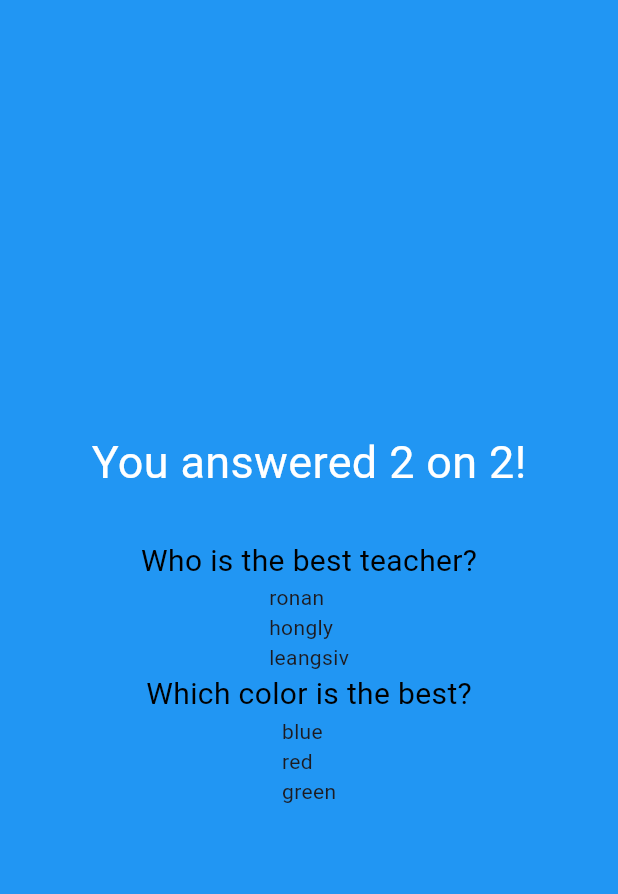
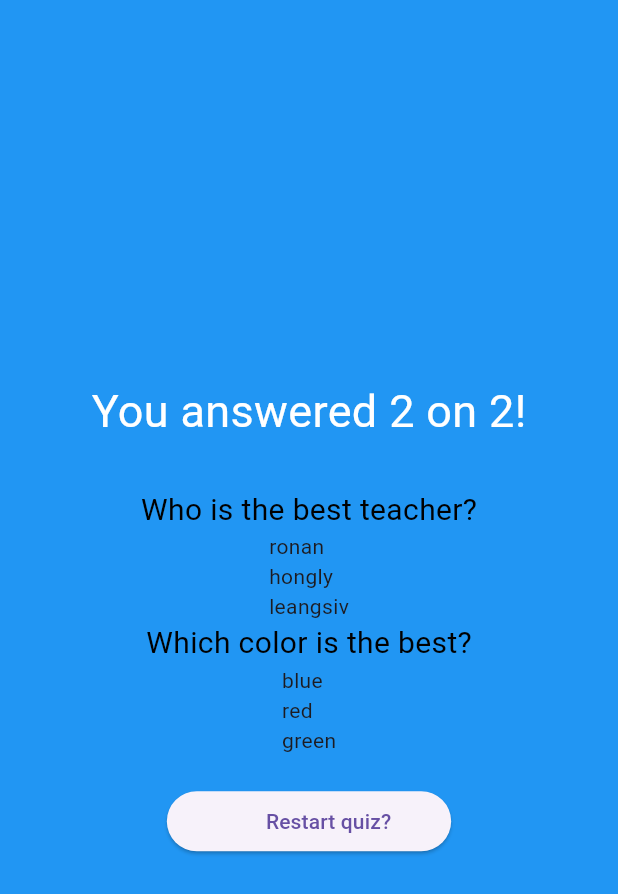
Before and after one commit to SinPhourivath/quiz-mobile-app, a Flutter app: the screen it shows after launch, after a tap on "Start Quiz", after a tap on "ronan", after a tap on "red", on a phone screen of 412 x 824 dp. Shown: the top 894 px of the screen. Run offline on Flutter 3.47's test engine with Material 3 defaults, Android fonts, the phone set to English and light mode, and no system bars.

```diff
--- a/lib/screens/result_screen.dart
+++ b/lib/screens/result_screen.dart
@@ -1,6 +1,7 @@
 import 'package:flutter/material.dart';
 import 'package:quiz_app/model/quiz.dart';
 import 'package:quiz_app/model/submission.dart';
+import 'package:quiz_app/widgets/app_button.dart';
 
 class ResultScreen extends StatelessWidget {
   const ResultScreen(
@@ -33,14 +34,20 @@ class ResultScreen extends StatelessWidget {
                       crossAxisAlignment: CrossAxisAlignment.start,
                       children: [
                         ...answer.question.possibleAnswers.map(
-                            (eachPossibleAnswer) =>
-                                Text(eachPossibleAnswer, style: TextStyle()))
+                          (eachPossibleAnswer) {
+                            return Text(
+                              eachPossibleAnswer,
+                            );
+                          },
+                        )
                       ],
-                    )
+                    ),
                   ],
                 ))
           ],
-        )
+        ),
+        SizedBox(height: 20),
+        AppButton("Restart quiz?", onTap: restartQuiz)
       ],
     );
   }
```
Also changed, not shown: lib/quiz_app.dart (+18 -8 lines).
